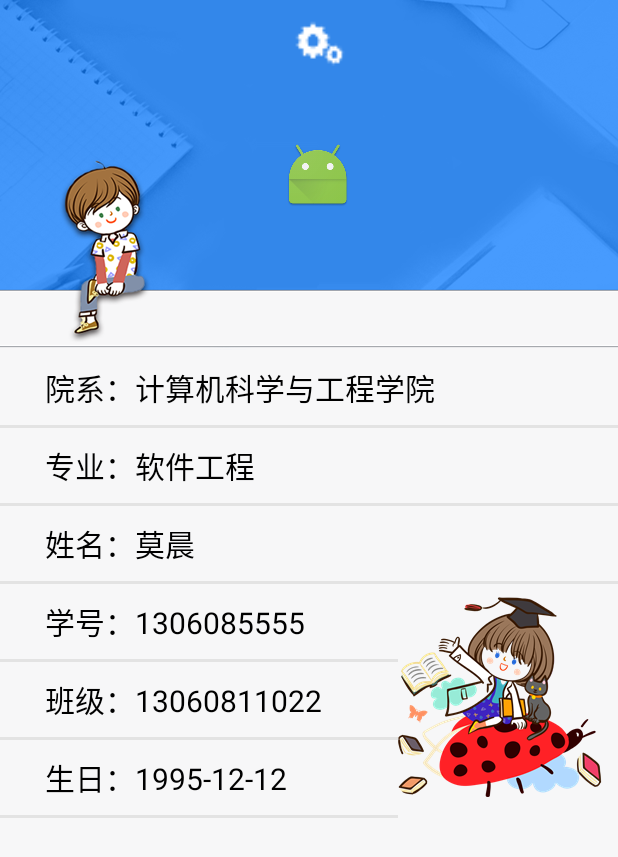
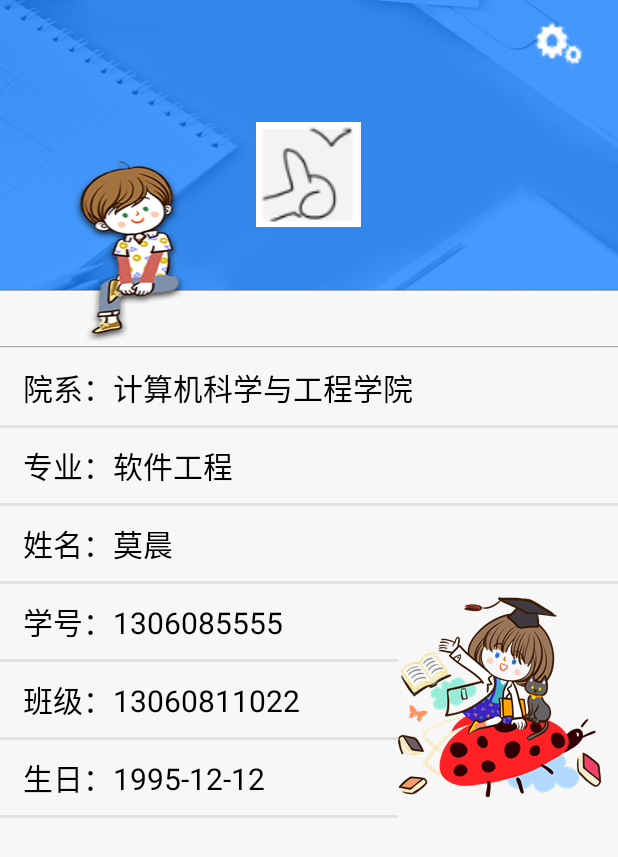
Before and after one commit to feimenggo/XatuSchoolApp, an Android app: the layout minelayout.xml on its own in the app's theme, with its tools: preview values and no code run, on a phone screen of 412 x 824 dp. Shown: the top 857 px of the screen. Run offline under Robolectric (Android 15) with nearby library versions, the phone set to English and light mode, and no system bars.

Commit message:
修改为不可滑动

```diff
--- a/build.gradle
+++ b/build.gradle
@@ -28,4 +28,5 @@ dependencies {
     compile 'com.android.support:design:23.1.1'
     compile project(':coursetableview')
     compile project(':linechartview')
+    compile 'com.android.support:support-v4:23.0.1'
 }
--- a/src/main/java/xatu/school/view/ChangeColor_myView.java
+++ b/src/main/java/xatu/school/view/ChangeColor_myView.java
@@ -9,6 +9,7 @@ import android.graphics.PorterDuff;
 import android.graphics.PorterDuffXfermode;
 import android.graphics.Rect;
 import android.graphics.drawable.BitmapDrawable;
+import android.graphics.drawable.Drawable;
 import android.os.Bundle;
 import android.os.Looper;
 import android.os.Parcelable;
--- a/src/main/res/layout/activity_main.xml
+++ b/src/main/res/layout/activity_main.xml
@@ -7,7 +7,7 @@
     android:orientation="vertical"
    >
 
-    <android.support.v4.view.ViewPager
+    <FrameLayout
         android:layout_width="match_parent"
         android:layout_height="0dp"
         android:layout_weight="1"
--- a/src/main/res/layout/minelayout.xml
+++ b/src/main/res/layout/minelayout.xml
@@ -11,6 +11,7 @@
        android:background="@drawable/bodytitle"
        >
        <ImageButton
+           android:id="@+id/id_setting"
            android:layout_gravity="right"
            android:layout_width="40dp"
            android:layout_height="40dp"
@@ -18,11 +19,12 @@
            android:layout_marginTop="10dp"
            android:background="@mipmap/setting_icon"
            />
-       <ImageView
-           android:layout_width="wrap_content"
-           android:layout_height="wrap_content"
+       <ImageButton
+           android:id="@+id/id_header"
+           android:layout_width="70dp"
+           android:layout_height="70dp"
            android:layout_gravity="center"
-           android:background="@mipmap/ic_launcher"
+           android:background="@drawable/head_bg"
            />
        </FrameLayout>
     <LinearLayout
@@ -35,38 +37,41 @@
 
         >
         <TextView
+            android:id="@+id/id_college"
             android:layout_width="wrap_content"
             android:layout_height="wrap_content"
             android:textSize="20sp"
             android:singleLine="true"
             android:textColor="#000000"
             android:text="院系：计算机科学与工程学院"
-            android:layout_marginLeft="30dp"
+            android:layout_marginLeft="15dp"
             android:layout_marginTop="10dp"
             android:layout_marginRight="10dp"
             android:layout_marginBottom="10dp"
 
             />
         <TextView
+            android:id="@+id/id_profession"
             android:layout_width="wrap_content"
             android:layout_height="wrap_content"
             android:textSize="20sp"
             android:text="专业：软件工程"
             android:singleLine="true"
             android:textColor="#000000"
-            android:layout_marginLeft="30dp"
+            android:layout_marginLeft="15dp"
             android:layout_marginTop="10dp"
             android:layout_marginRight="10dp"
             android:layout_marginBottom="10dp"
             />
         <TextView
+            android:id="@+id/id_name"
             android:layout_width="wrap_content"
             android:layout_height="wrap_content"
             android:textSize="20sp"
             android:text="姓名：莫晨"
             android:singleLine="true"
             android:textColor="#000000"
-            android:layout_marginLeft="30dp"
+            android:layout_marginLeft="15dp"
             android:layout_marginTop="10dp"
             android:layout_marginRight="10dp"
             android:layout_marginBottom="10dp"
@@ -85,37 +90,40 @@
                 android:showDividers="middle"
                 >
                 <TextView
+                    android:id="@+id/id_card"
                     android:layout_width="wrap_content"
                     android:layout_height="wrap_content"
                     android:textSize="20sp"
                     android:singleLine="true"
                     android:textColor="#000000"
                     android:text="学号：1306085555"
-                    android:layout_marginLeft="30dp"
+                    android:layout_marginLeft="15dp"
                     android:layout_marginTop="10dp"
                     android:layout_marginRight="10dp"
                     android:layout_marginBottom="10dp"
                     />
                 <TextView
+                    android:id="@+id/id_class"
                     android:layout_width="wrap_content"
                     android:layout_height="wrap_content"
                     android:textSize="20sp"
                     android:singleLine="true"
                     android:textColor="#000000"
                     android:text="班级：13060811022"
-                    android:layout_marginLeft="30dp"
+                    android:layout_marginLeft="15dp"
                     android:layout_marginTop="10dp"
                     android:layout_marginRight="10dp"
                     android:layout_marginBottom="10dp"
                     />
                 <TextView
+                    android:id="@+id/id_birth"
                     android:layout_width="wrap_content"
                     android:layout_height="wrap_content"
                     android:textSize="20sp"
                     android:singleLine="true"
                     android:textColor="#000000"
                     android:text="生日：1995-12-12"
-                    android:layout_marginLeft="30dp"
+                    android:layout_marginLeft="15dp"
                     android:layout_marginTop="10dp"
                     android:layout_marginRight="10dp"
                     android:layout_marginBottom="10dp"
--- a/src/main/res/layout/studylayout.xml
+++ b/src/main/res/layout/studylayout.xml
@@ -23,7 +23,7 @@
         android:background="#0093dd">
 
         <Button
-            android:id="@+id/id_menu"
+            android:id="@+id/id_reset"
             android:layout_width="40dp"
             android:layout_height="40dp"
             android:layout_alignParentRight="true"
```
Also changed, not shown: src/main/java/xatu/school/activity/MainActivity.java (+22 -45 lines), src/main/java/xatu/school/activity/MineFragment.java (+48 -1 lines), src/main/java/xatu/school/activity/StudyFragment.java (+26 -12 lines), src/main/res/drawable-hdpi/body_title.9.png (renamed from src/main/res/drawable-hdpi/bodytitle.9.png), src/main/res/drawable-hdpi/bodytitle.png (added), src/main/res/drawable-hdpi/course_icon.png (added), src/main/res/drawable-hdpi/find_icon.png (added), src/main/res/drawable-hdpi/head_bg.png (added), src/main/res/drawable-hdpi/mine_icon.png (added), src/main/res/drawable-hdpi/study_icon.png (added). Lines whose indentation alone changed are shown as unchanged.
